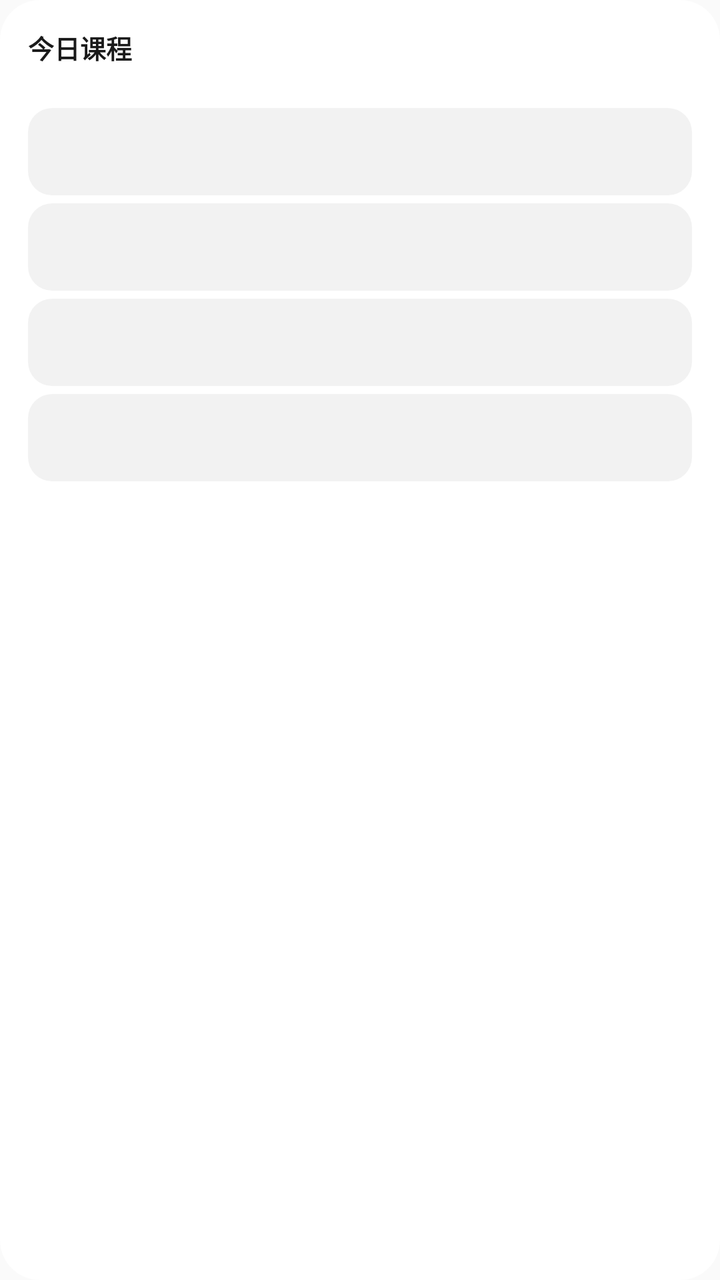
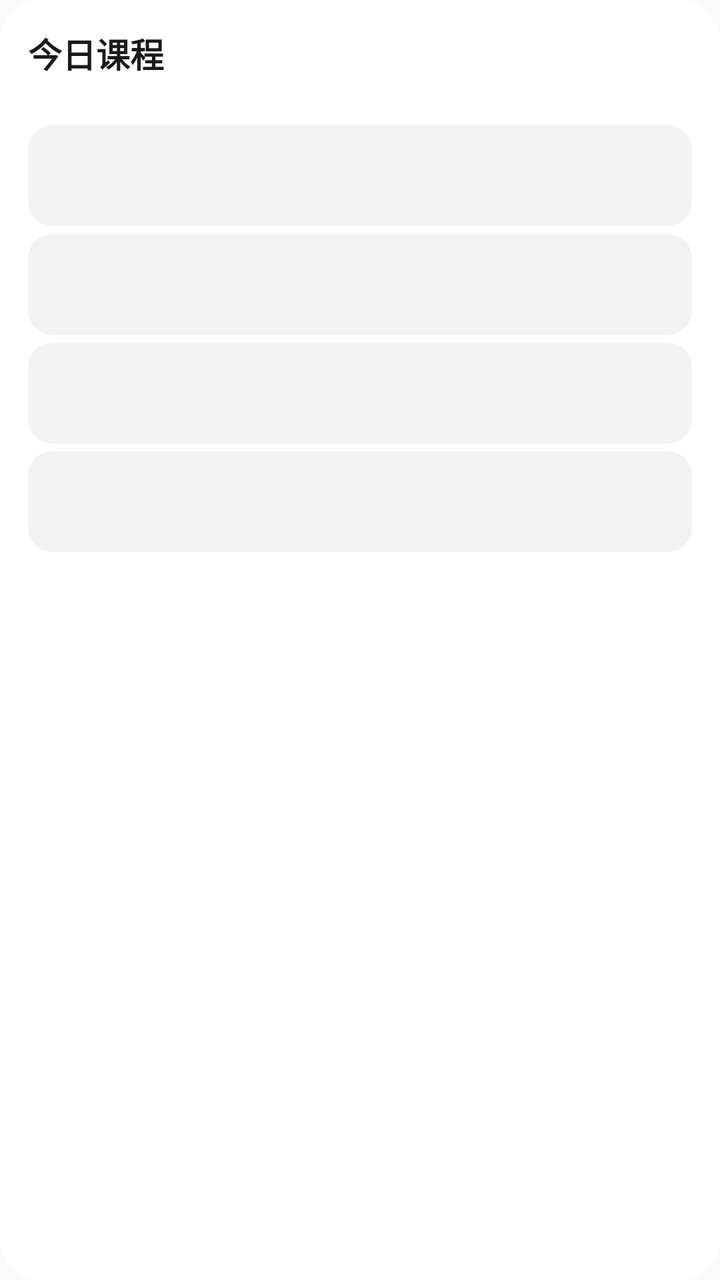

Before-and-after screenshots of an Android layout around one commit, followed by the original layout XML and the change that was made.
<!-- AndroidManifest.xml: application theme Theme.CourseWidget -->
<!-- res/layout/widget_course.xml -->
<?xml version="1.0" encoding="utf-8"?>
<LinearLayout xmlns:android="http://schemas.android.com/apk/res/android"
    android:id="@+id/widget_root"
    android:layout_width="match_parent"
    android:layout_height="match_parent"
    android:background="@drawable/widget_bg"
    android:orientation="vertical"
    android:padding="@dimen/widget_pad">

    <TextView
        android:id="@+id/header_title"
        android:layout_width="match_parent"
        android:layout_height="wrap_content"
        android:ellipsize="end"
        android:maxLines="1"
        android:text="@string/widget_title"
        android:textColor="@color/text_primary"
        android:textSize="@dimen/widget_title_size"
        android:textStyle="bold" />

    <TextView
        android:id="@+id/header_badge"
        android:layout_width="match_parent"
        android:layout_height="wrap_content"
        android:layout_marginTop="2dp"
        android:ellipsize="end"
        android:maxLines="1"
        android:textColor="@color/text_secondary"
        android:textSize="@dimen/widget_day_label_size" />

    
    <LinearLayout
        android:id="@+id/row1"
        style="@style/WidgetRow">
        <TextView android:id="@+id/row1_time" style="@style/WidgetRowTime" />
        <LinearLayout style="@style/WidgetRowRight">
            <TextView android:id="@+id/row1_name" style="@style/WidgetRowName" />
            <TextView android:id="@+id/row1_room" style="@style/WidgetRowRoom" />
        </LinearLayout>
    </LinearLayout>

    
    <LinearLayout
        android:id="@+id/row2"
        style="@style/WidgetRow">
        <TextView android:id="@+id/row2_time" style="@style/WidgetRowTime" />
        <LinearLayout style="@style/WidgetRowRight">
            <TextView android:id="@+id/row2_name" style="@style/WidgetRowName" />
            <TextView android:id="@+id/row2_room" style="@style/WidgetRowRoom" />
        </LinearLayout>
    </LinearLayout>

    
    <LinearLayout
        android:id="@+id/row3"
        style="@style/WidgetRow">
        <TextView android:id="@+id/row3_time" style="@style/WidgetRowTime" />
        <LinearLayout style="@style/WidgetRowRight">
            <TextView android:id="@+id/row3_name" style="@style/WidgetRowName" />
            <TextView android:id="@+id/row3_room" style="@style/WidgetRowRoom" />
        </LinearLayout>
    </LinearLayout>

    
    <LinearLayout
        android:id="@+id/row4"
        style="@style/WidgetRow">
        <TextView android:id="@+id/row4_time" style="@style/WidgetRowTime" />
        <LinearLayout style="@style/WidgetRowRight">
            <TextView android:id="@+id/row4_name" style="@style/WidgetRowName" />
            <TextView android:id="@+id/row4_room" style="@style/WidgetRowRoom" />
        </LinearLayout>
    </LinearLayout>

    
    <TextView
        android:id="@+id/today_empty"
        android:layout_width="match_parent"
        android:layout_height="wrap_content"
        android:layout_marginTop="6dp"
        android:layout_marginBottom="6dp"
        android:gravity="center"
        android:lineSpacingExtra="2dp"
        android:text="@string/widget_no_class"
        android:textColor="@color/text_secondary"
        android:textSize="@dimen/widget_row_name_size"
        android:visibility="gone" />

    
    <LinearLayout
        android:id="@+id/week_row"
        android:layout_width="match_parent"
        android:layout_height="wrap_content"
        android:layout_marginTop="6dp"
        android:baselineAligned="false"
        android:orientation="horizontal">

        <LinearLayout android:id="@+id/cell1" style="@style/WidgetWeekCell">
            <TextView android:id="@+id/cell1_day" style="@style/WidgetWeekDay" />
            <TextView android:id="@+id/cell1_count" style="@style/WidgetWeekCount" />
        </LinearLayout>

        <LinearLayout android:id="@+id/cell2" style="@style/WidgetWeekCell">
            <TextView android:id="@+id/cell2_day" style="@style/WidgetWeekDay" />
            <TextView android:id="@+id/cell2_count" style="@style/WidgetWeekCount" />
        </LinearLayout>

        <LinearLayout android:id="@+id/cell3" style="@style/WidgetWeekCell">
            <TextView android:id="@+id/cell3_day" style="@style/WidgetWeekDay" />
            <TextView android:id="@+id/cell3_count" style="@style/WidgetWeekCount" />
        </LinearLayout>

        <LinearLayout android:id="@+id/cell4" style="@style/WidgetWeekCell">
            <TextView android:id="@+id/cell4_day" style="@style/WidgetWeekDay" />
            <TextView android:id="@+id/cell4_count" style="@style/WidgetWeekCount" />
        </LinearLayout>

        <LinearLayout android:id="@+id/cell5" style="@style/WidgetWeekCell">
            <TextView android:id="@+id/cell5_day" style="@style/WidgetWeekDay" />
            <TextView android:id="@+id/cell5_count" style="@style/WidgetWeekCount" />
        </LinearLayout>

        <LinearLayout android:id="@+id/cell6" style="@style/WidgetWeekCell">
            <TextView android:id="@+id/cell6_day" style="@style/WidgetWeekDay" />
            <TextView android:id="@+id/cell6_count" style="@style/WidgetWeekCount" />
        </LinearLayout>

        <LinearLayout android:id="@+id/cell7" style="@style/WidgetWeekCell">
            <TextView android:id="@+id/cell7_day" style="@style/WidgetWeekDay" />
            <TextView android:id="@+id/cell7_count" style="@style/WidgetWeekCount" />
        </LinearLayout>
    </LinearLayout>
</LinearLayout>
<!-- resources referenced by this layout -->
<resources>
  <color name="text_primary">#FF1A1A1A</color>
  <color name="text_secondary">#FF6B6B6B</color>
  <dimen name="widget_day_label_size">11sp</dimen>
  <dimen name="widget_pad">14dp</dimen>
  <dimen name="widget_row_name_size">14sp</dimen>
  <dimen name="widget_title_size">13sp</dimen>
  <!-- drawable widget_bg (drawable) -->
  <?xml version="1.0" encoding="utf-8"?>
  <shape xmlns:android="http://schemas.android.com/apk/res/android"
      android:shape="rectangle">
      <solid android:color="@color/widget_bg" />
      <corners android:radius="@dimen/widget_radius" />
  </shape>
  <string name="widget_no_class">今天没课</string>
  <string name="widget_title">今日课程</string>
  <style name="WidgetRowRight">
          <item name="android:layout_width">0dp</item>
          <item name="android:layout_height">wrap_content</item>
          <item name="android:layout_weight">1</item>
          <item name="android:layout_marginStart">8dp</item>
          <item name="android:orientation">vertical</item>
      </style>
  <style name="WidgetRowRoom">
          <item name="android:layout_width">match_parent</item>
          <item name="android:layout_height">wrap_content</item>
          <item name="android:ellipsize">end</item>
          <item name="android:maxLines">1</item>
          <item name="android:textColor">@color/text_secondary</item>
          <item name="android:textSize">@dimen/widget_row_room_size</item>
      </style>
  <style name="WidgetWeekCell">
          <item name="android:layout_width">0dp</item>
          <item name="android:layout_height">wrap_content</item>
          <item name="android:layout_weight">1</item>
          <item name="android:gravity">center_horizontal</item>
          <item name="android:orientation">vertical</item>
          <item name="android:paddingTop">3dp</item>
          <item name="android:paddingBottom">3dp</item>
      </style>
  <style name="WidgetWeekCount">
          <item name="android:layout_width">wrap_content</item>
          <item name="android:layout_height">wrap_content</item>
          <item name="android:maxLines">1</item>
          <item name="android:textColor">@color/text_primary</item>
          <item name="android:textSize">@dimen/widget_day_count_size</item>
          <item name="android:textStyle">bold</item>
      </style>
  <style name="WidgetWeekDay">
          <item name="android:layout_width">wrap_content</item>
          <item name="android:layout_height">wrap_content</item>
          <item name="android:maxLines">1</item>
          <item name="android:textColor">@color/text_secondary</item>
          <item name="android:textSize">@dimen/widget_day_label_size</item>
      </style>
  <style name="Theme.CourseWidget" parent="Theme.AppCompat.DayNight.NoActionBar">
          <item name="colorPrimary">@color/accent</item>
          <item name="colorAccent">@color/accent</item>
          <item name="android:windowBackground">?android:attr/colorBackground</item>
          <item name="android:statusBarColor" tools:targetApi="21">@color/accent</item>
      </style>
  <color name="widget_bg">#F2FFFFFF</color>
  <dimen name="widget_radius">20dp</dimen>
  <!-- drawable row_bg (drawable) -->
  <?xml version="1.0" encoding="utf-8"?>
  <shape xmlns:android="http://schemas.android.com/apk/res/android"
      android:shape="rectangle">
      <solid android:color="@color/row_bg" />
      <corners android:radius="12dp" />
  </shape>
  <dimen name="widget_row_room_size">11sp</dimen>
  <color name="accent">#FF3B6FF5</color>
  <dimen name="widget_row_time_size">13sp</dimen>
  <dimen name="widget_day_count_size">15sp</dimen>
  <color name="row_bg">#0D000000</color>
</resources>

<!-- the commit's change to res/layout/widget_course.xml (unified diff, before → after) -->
@@ -77,14 +77,20 @@
         android:id="@+id/today_empty"
         android:layout_width="match_parent"
         android:layout_height="wrap_content"
-        android:layout_marginTop="6dp"
-        android:layout_marginBottom="6dp"
+        android:layout_marginTop="8dp"
+        android:layout_marginBottom="8dp"
         android:gravity="center"
-        android:lineSpacingExtra="2dp"
+        android:lineSpacingExtra="4dp"
         android:text="@string/widget_no_class"
         android:textColor="@color/text_secondary"
-        android:textSize="@dimen/widget_row_name_size"
+        android:textSize="@dimen/widget_row_room_size"
         android:visibility="gone" />
+
+    
+    <View
+        android:layout_width="match_parent"
+        android:layout_height="0dp"
+        android:layout_weight="1" />
 
     
     <LinearLayout
<!-- resource entries referenced after the edit -->
@@ -2,10 +2,10 @@
 <resources>
   <color name="text_primary">#FF1A1A1A</color>
   <color name="text_secondary">#FF6B6B6B</color>
-  <dimen name="widget_day_label_size">11sp</dimen>
+  <dimen name="widget_day_label_size">13sp</dimen>
   <dimen name="widget_pad">14dp</dimen>
-  <dimen name="widget_row_name_size">14sp</dimen>
-  <dimen name="widget_title_size">13sp</dimen>
+  <dimen name="widget_row_room_size">13sp</dimen>
+  <dimen name="widget_title_size">17sp</dimen>
   <!-- drawable widget_bg (drawable) -->
   <?xml version="1.0" encoding="utf-8"?>
   <shape xmlns:android="http://schemas.android.com/apk/res/android"
@@ -69,10 +69,10 @@
       <solid android:color="@color/row_bg" />
       <corners android:radius="12dp" />
   </shape>
-  <dimen name="widget_row_room_size">11sp</dimen>
+  <dimen name="widget_row_name_size">17sp</dimen>
   <color name="accent">#FF3B6FF5</color>
-  <dimen name="widget_row_time_size">13sp</dimen>
-  <dimen name="widget_day_count_size">15sp</dimen>
+  <dimen name="widget_row_time_size">15sp</dimen>
+  <dimen name="widget_day_count_size">18sp</dimen>
   <color name="row_bg">#0D000000</color>
 </resources>
 
